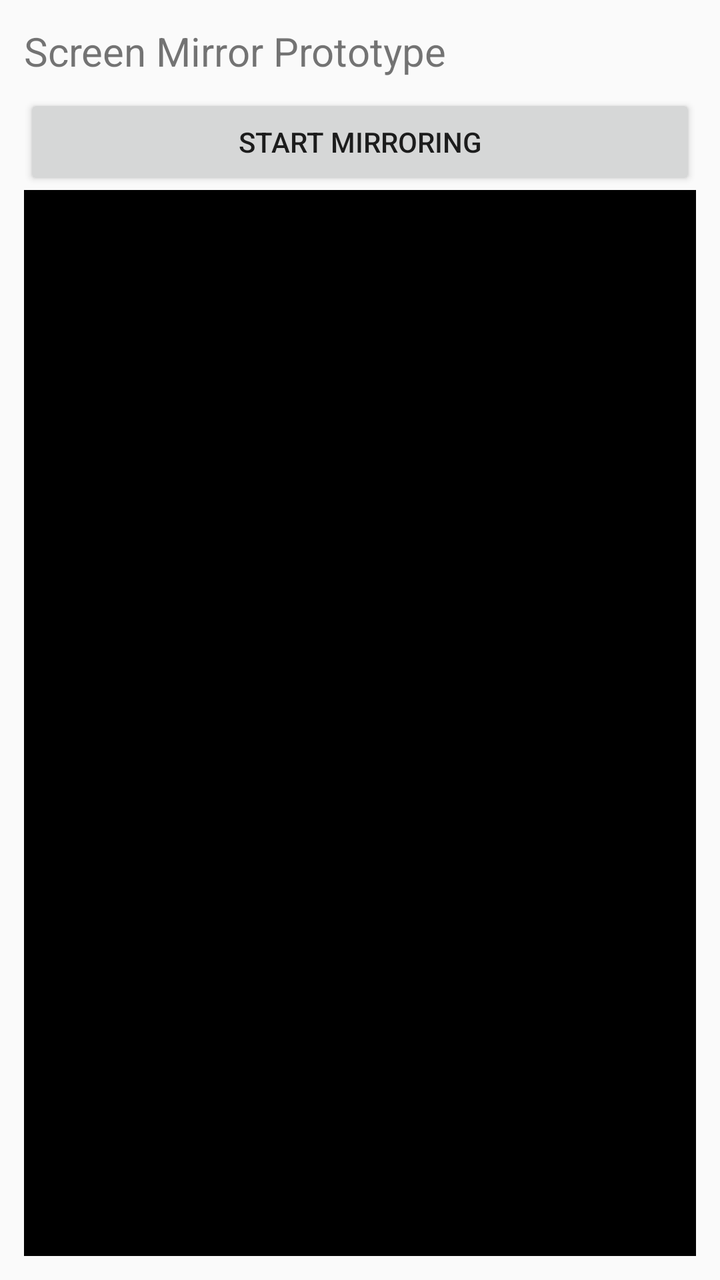
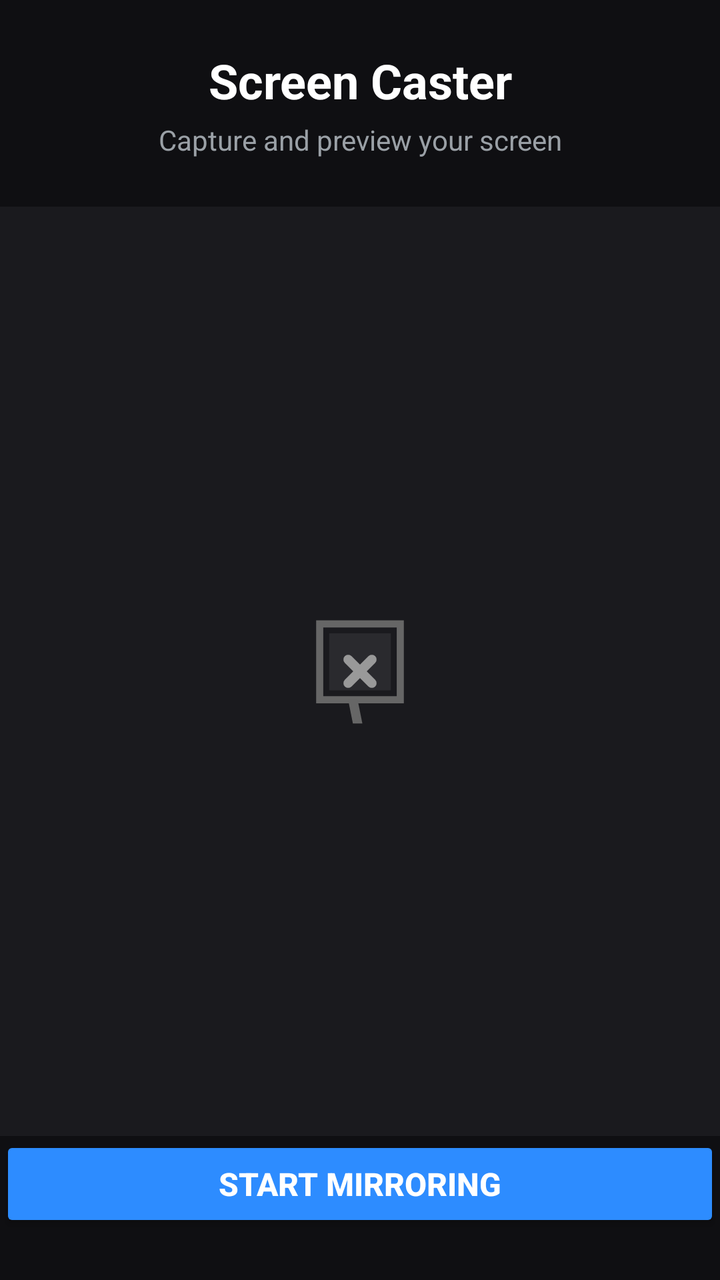

The first picture is an Android layout as it rendered before a commit; the second is the same layout after the commit. The layout source and the unified diff follow.
<!-- AndroidManifest.xml: application theme android:Theme.Material.Light.DarkActionBar -->
<!-- res/layout/activity_main.xml -->
<?xml version="1.0" encoding="utf-8"?>
<LinearLayout xmlns:android="http://schemas.android.com/apk/res/android"
    android:orientation="vertical"
    android:layout_width="match_parent"
    android:layout_height="match_parent"
    android:padding="12dp">

    <TextView
        android:layout_width="match_parent"
        android:layout_height="wrap_content"
        android:text="Screen Mirror Prototype"
        android:textSize="20sp"
        android:paddingBottom="8dp" />

    <Button
        android:id="@+id/btnToggle"
        android:layout_width="match_parent"
        android:layout_height="wrap_content"
        android:text="@string/start" />

    <ImageView
        android:id="@+id/preview"
        android:layout_width="match_parent"
        android:layout_height="0dp"
        android:layout_weight="1"
        android:scaleType="fitCenter"
        android:background="#000000" />
</LinearLayout>
<!-- resources referenced by this layout -->
<resources>
  <string name="start">Start mirroring</string>
</resources>

<!-- the commit's change to res/layout/activity_main.xml (unified diff, before → after) -->
@@ -3,26 +3,48 @@
     android:orientation="vertical"
     android:layout_width="match_parent"
     android:layout_height="match_parent"
-    android:padding="12dp">
+    android:background="@color/screen_bg">
 
     <TextView
         android:layout_width="match_parent"
         android:layout_height="wrap_content"
-        android:text="Screen Mirror Prototype"
-        android:textSize="20sp"
-        android:paddingBottom="8dp" />
+        android:text="@string/app_name"
+        android:textSize="24sp"
+        android:textStyle="bold"
+        android:textColor="@color/title_color"
+        android:gravity="center"
+        android:paddingTop="24dp"
+        android:paddingBottom="4dp" />
 
-    <Button
-        android:id="@+id/btnToggle"
+    <TextView
         android:layout_width="match_parent"
         android:layout_height="wrap_content"
-        android:text="@string/start" />
+        android:text="@string/subtitle"
+        android:textSize="14sp"
+        android:textColor="@color/subtitle_color"
+        android:gravity="center"
+        android:paddingBottom="24dp" />
 
     <ImageView
         android:id="@+id/preview"
         android:layout_width="match_parent"
         android:layout_height="0dp"
         android:layout_weight="1"
-        android:scaleType="fitCenter"
-        android:background="#000000" />
+        android:scaleType="centerInside"
+        android:background="@color/preview_bg"
+        android:contentDescription="@string/preview_desc"
+        android:src="@drawable/ic_screen_off" />
+
+    <Button
+        android:id="@+id/btnToggle"
+        android:layout_width="match_parent"
+        android:layout_height="wrap_content"
+        android:text="@string/start"
+        android:textSize="16sp"
+        android:textStyle="bold"
+        android:textColor="@android:color/white"
+        android:backgroundTint="@color/button_color"
+        android:layout_marginBottom="24dp"
+        android:elevation="4dp" />
+
 </LinearLayout>
<!-- resource entries referenced after the edit -->
@@ -1,5 +1,40 @@
 <!-- resources referenced by this layout -->
 <resources>
+  <color name="button_color">#2D8CFF</color>
+  <color name="preview_bg">#1A1A1E</color>
+  <color name="screen_bg">#0F0F12</color>
+  <color name="subtitle_color">#9AA0A6</color>
+  <color name="title_color">#FFFFFF</color>
+  <!-- drawable ic_screen_off (drawable) -->
+  <vector xmlns:android="http://schemas.android.com/apk/res/android"
+      android:width="64dp"
+      android:height="64dp"
+      android:viewportWidth="108"
+      android:viewportHeight="108">
+      
+      <path
+          android:pathData="M 20 14 L 88 14 L 88 78 L 20 78 Z"
+          android:strokeColor="#666666"
+          android:strokeWidth="6"
+          android:fillColor="#00000000"/>
+      
+      <path
+          android:pathData="M 28 22 L 80 22 L 80 70 L 28 70 Z"
+          android:fillColor="#2A2A2E"/>
+      
+      <path
+          android:pathData="M 52 78 L 56 98 L 52 98 L 48 98 L 44 78 Z"
+          android:fillColor="#666666"/>
+      
+      <path
+          android:pathData="M 44 44 L 64 64 M 64 44 L 44 64"
+          android:strokeColor="#999999"
+          android:strokeWidth="8"
+          android:strokeLineCap="round"/>
+  </vector>
+  <string name="app_name">Screen Caster</string>
+  <string name="preview_desc">Screen preview area</string>
   <string name="start">Start mirroring</string>
+  <string name="subtitle">Capture and preview your screen</string>
 </resources>
 
